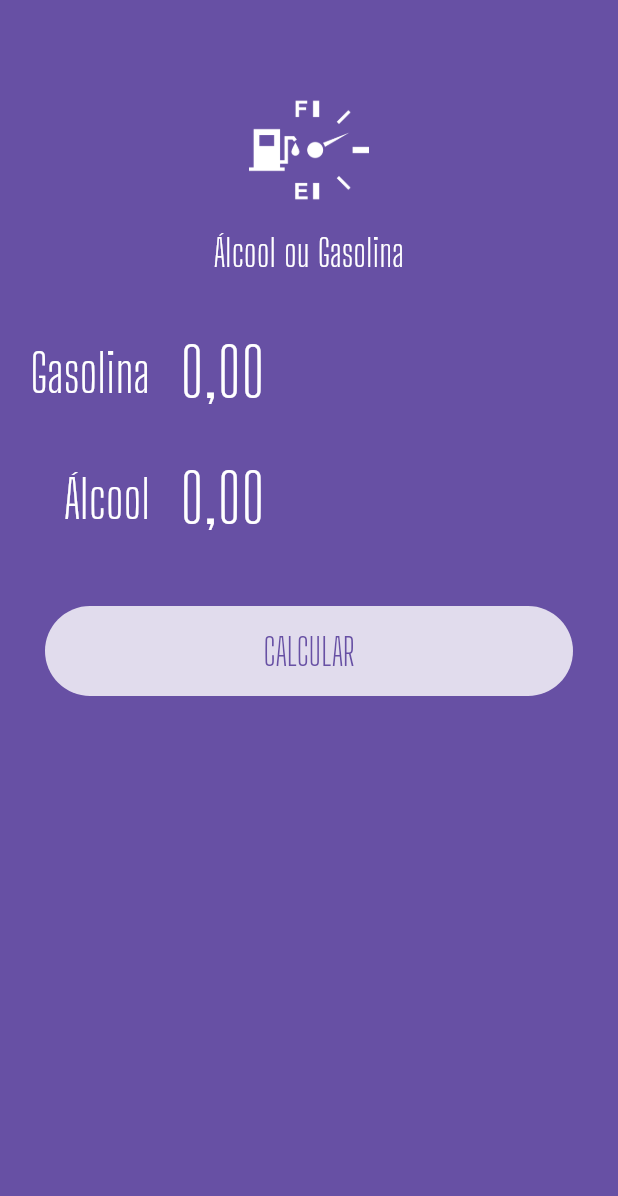
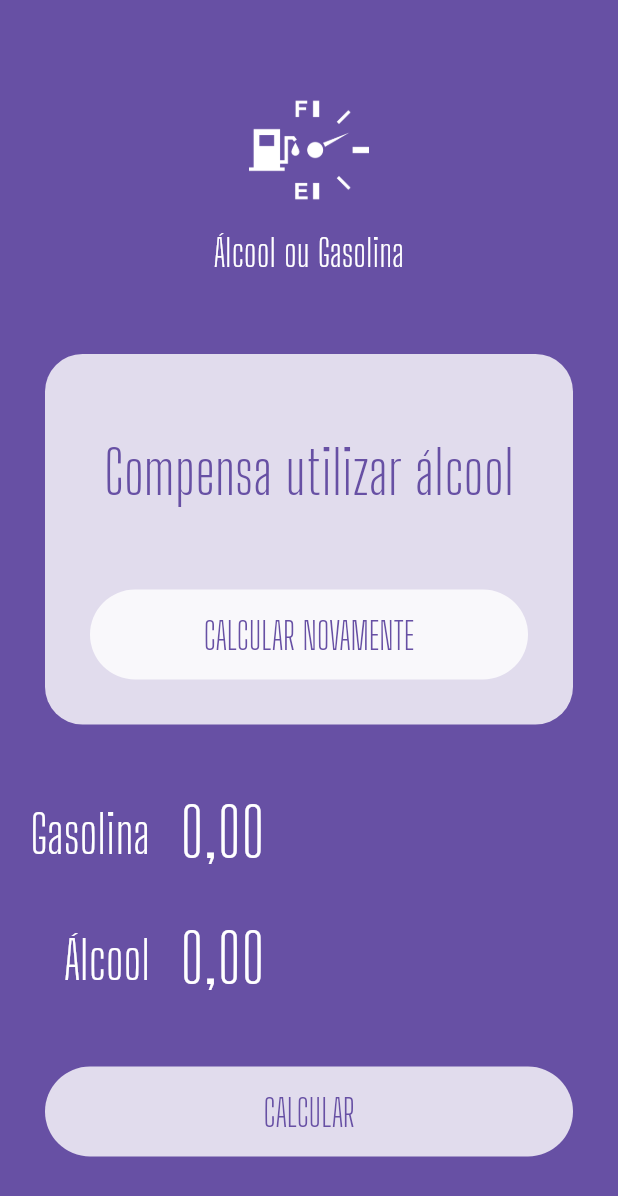
Before and after one commit to EduardTeixeira/flutter_aog, a Flutter app: the screen it shows after launch, on a phone screen of 412 x 824 dp. Shown: the top 1196 px of the screen. Run offline on Flutter 3.47's test engine with Material 3 defaults, Android fonts, the phone set to English and light mode, and no system bars; our stand-ins replace flutter_masked_text2.

Commit message:
exibindo o resultado

```diff
--- a/lib/main.dart
+++ b/lib/main.dart
@@ -37,6 +37,66 @@
       body: ListView(
         children: <Widget>[
           Logo(),
+
+          Container(
+            margin: EdgeInsets.all(30),
+            decoration: BoxDecoration(
+              color: Colors.white.withOpacity(
+                0.8,
+              ),
+              borderRadius: BorderRadius.circular(
+                25,
+              ),
+            ),
+            child: Column(
+              children: <Widget>[
+                SizedBox(
+                  height: 50,
+                ),
+                Text(
+                  "Compensa utilizar álcool",
+                  style: TextStyle(
+                    color: Theme.of(context).primaryColor,
+                    fontSize: 40,
+                    fontFamily: "Big Shoulders Display",
+                  ),
+                  textAlign: TextAlign.center,
+                ),
+                SizedBox(
+                  height: 20,
+                ),
+                          Container(
+            margin: EdgeInsets.all(30),
+            height: 60,
+            width: double.infinity,
+            decoration: BoxDecoration(
+              color: Colors.white.withOpacity(
+                0.8,
+              ),
+              borderRadius: BorderRadius.circular(
+                60,
+              ),
+            ),
+            child: TextButton(
+              style: TextButton.styleFrom(
+                textStyle: TextStyle(
+                  color: Theme.of(context).primaryColor,
+                  fontSize: 25,
+                  fontFamily: "Big Shoulders Display",
+                ),
+              ),
+              onPressed: () {
+                print('Pressed');
+              },
+              child: Text(
+                "CALCULAR NOVAMENTE",
+              ),
+            ),
+          ),
+              ],
+            ),
+          ),
+
           Input(
             label: "Gasolina",
             ctrl: _gasCtrl,
@@ -57,9 +117,6 @@
               ),
             ),
             child: TextButton(
-              child: Text(
-                "CALCULAR",
-              ),
               style: TextButton.styleFrom(
                 textStyle: TextStyle(
                   color: Theme.of(context).primaryColor,
@@ -70,6 +127,9 @@
               onPressed: () {
                 print('Pressed');
               },
+              child: Text(
+                "CALCULAR",
+              ),
             ),
           ),
         ],
```
